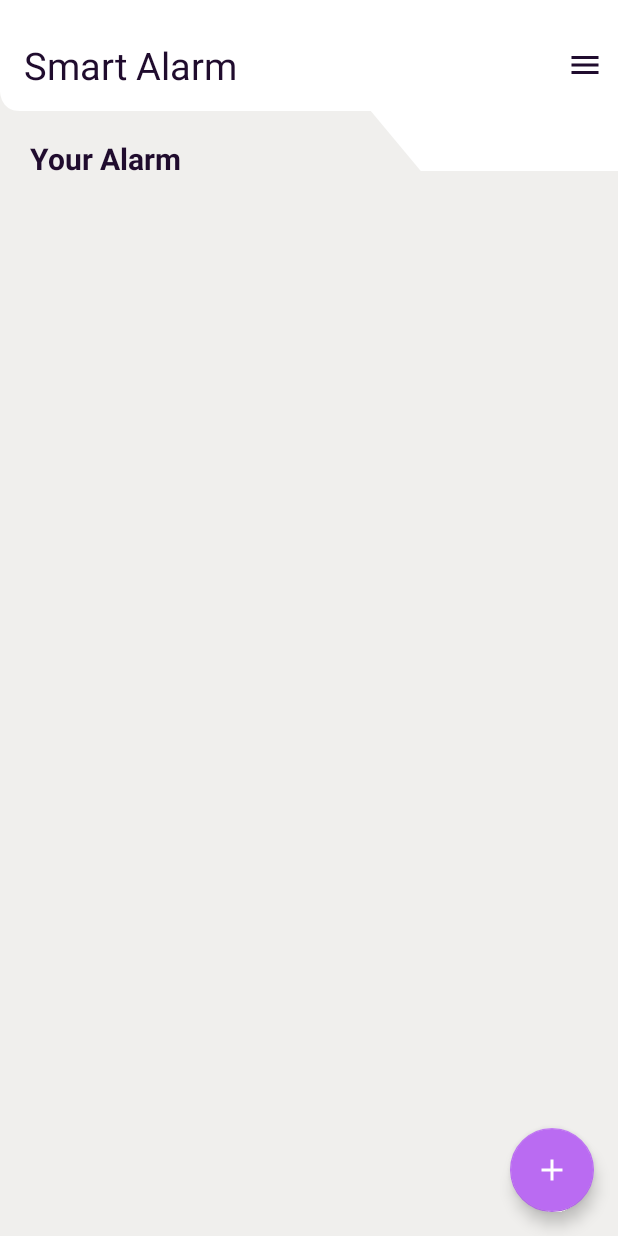
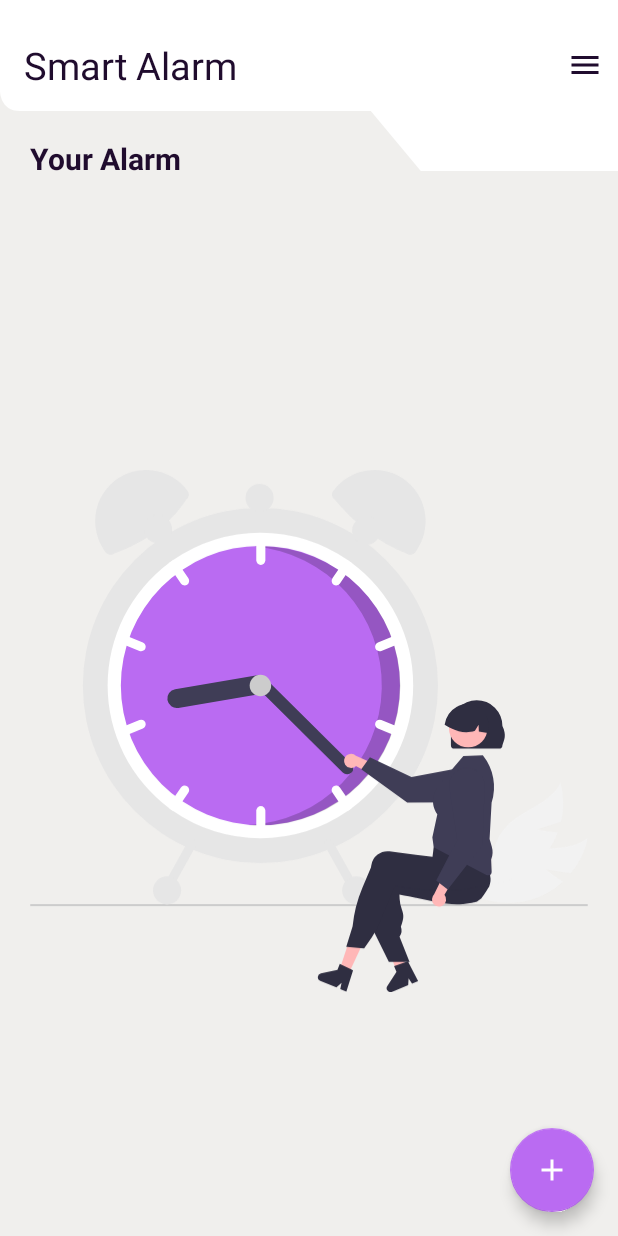
Before and after one commit to Abu-muhab/smart_alarm, an Android app: the screen it shows after launch (MainActivity), on a phone screen of 412 x 824 dp. Run offline under Robolectric (Android 15) with nearby library versions, the light colour scheme and no system bars; our stand-ins replace Room's generated code, data binding.

Commit message:
squashed some bugs

```diff
--- /dev/null
+++ b/app/src/main/res/drawable/ic_undraw_time_management_re_tk5w.xml
@@ -0,0 +1,140 @@
+<vector xmlns:android="http://schemas.android.com/apk/res/android"
+    android:width="675.67004dp"
+    android:height="631.9469dp"
+    android:viewportWidth="675.67004"
+    android:viewportHeight="631.9469">
+  <path
+      android:pathData="M624.592,483.458l30.311,4.737a98.985,98.985 0,0 0,20.604 -42.939c-22.164,18.143 -55.869,8.502 -82.745,18.407A59.54,59.54 0,0 0,557.142 501.006L542.329,516.944A99.77,99.77 0,0 0,625.74 512.351a96.372,96.372 0,0 0,19.64 -14.099C634.774,491.574 624.592,483.458 624.592,483.458Z"
+      android:fillColor="#f2f2f2"/>
+  <path
+      android:pathData="M613.831,434.981l29.242,-9.278a98.985,98.985 0,0 0,-0.708 -47.621c-11.746,26.123 -46.214,32.526 -65.851,53.377a59.54,59.54 0,0 0,-15.227 49.31l-6.151,20.871a99.77,99.77 0,0 0,72.609 -41.31,96.373 96.373,0 0,0 11.291,-21.379C626.565,437.703 613.831,434.981 613.831,434.981Z"
+      android:fillColor="#f2f2f2"/>
+  <path
+      android:pathData="M675.67,526.598a1.186,1.186 0,0 1,-1.19 1.19L1.19,527.788a1.19,1.19 0,0 1,0 -2.38h673.29A1.187,1.187 0,0 1,675.67 526.598Z"
+      android:fillColor="#ccc"/>
+  <path
+      android:pathData="M278.998,260.866m-215,0a215,215 0,1 1,430 0a215,215 0,1 1,-430 0"
+      android:fillColor="#e6e6e6"/>
+  <path
+      android:pathData="M463.998,260.866a184.744,184.744 0,0 1,-74.67 148.51c-1.55,1.16 -3.13,2.29 -4.72,3.39a185.031,185.031 0,0 1,-211.22 0c-1.59,-1.1 -3.17,-2.23 -4.72,-3.39a185.02,185.02 0,0 1,0 -297.02c1.55,-1.16 3.13,-2.29 4.72,-3.39a185.031,185.031 0,0 1,211.22 0c1.59,1.1 3.17,2.23 4.72,3.39A184.744,184.744 0,0 1,463.998 260.866Z"
+      android:fillColor="#fff"/>
+  <path
+      android:pathData="M278.998,260.866m-169,0a169,169 0,1 1,338 0a169,169 0,1 1,-338 0"
+      android:fillColor="#ba6bf2"/>
+  <path
+      android:fillColor="#FF000000"
+      android:pathData="M279.439,92.338c-2.562,0 -5.108,0.067 -7.642,0.18a168.995,168.995 0,0 1,-7.156 337.168c4.878,0.423 9.811,0.652 14.799,0.652a169,169 0,0 0,0 -338Z"
+      android:strokeAlpha="0.2"
+      android:fillAlpha="0.2"/>
+  <path
+      android:pathData="M279.498,79.866a5.51,5.51 0,0 0,-5.5 5.5v24a5.5,5.5 0,0 0,11 0v-24A5.51,5.51 0,0 0,279.498 79.866Z"
+      android:fillColor="#fff"/>
+  <path
+      android:pathData="M389.328,112.356c-1.55,-1.16 -3.13,-2.29 -4.72,-3.39a5.497,5.497 0,0 0,-4.9 2.39l-13.51,19.83a5.499,5.499 0,0 0,9.09 6.19l13.51,-19.83A5.464,5.464 0,0 0,389.328 112.356Z"
+      android:fillColor="#fff"/>
+  <path
+      android:pathData="M450.708,202.776a5.493,5.493 0,0 0,-7.16 -3.02l-22.24,9.03a5.499,5.499 0,0 0,4.14 10.19l22.24,-9.03A5.512,5.512 0,0 0,450.708 202.776Z"
+      android:fillColor="#fff"/>
+  <path
+      android:pathData="M191.798,131.186l-13.51,-19.83a5.497,5.497 0,0 0,-4.9 -2.39c-1.59,1.1 -3.17,2.23 -4.72,3.39a5.464,5.464 0,0 0,0.53 5.19l13.51,19.83a5.499,5.499 0,0 0,9.09 -6.19Z"
+      android:fillColor="#fff"/>
+  <path
+      android:pathData="M136.688,208.786l-22.24,-9.03a5.499,5.499 0,0 0,-4.14 10.19l22.24,9.03a5.499,5.499 0,0 0,4.14 -10.19Z"
+      android:fillColor="#fff"/>
+  <path
+      android:pathData="M279.498,406.866a5.51,5.51 0,0 0,-5.5 5.5v24a5.5,5.5 0,0 0,11 0v-24A5.51,5.51 0,0 0,279.498 406.866Z"
+      android:fillColor="#fff"/>
+  <path
+      android:pathData="M388.798,404.186l-13.51,-19.83a5.499,5.499 0,1 0,-9.09 6.19l13.51,19.83a5.497,5.497 0,0 0,4.9 2.39c1.59,-1.1 3.17,-2.23 4.72,-3.39A5.464,5.464 0,0 0,388.798 404.186Z"
+      android:fillColor="#fff"/>
+  <path
+      android:pathData="M447.688,311.786l-22.24,-9.03a5.499,5.499 0,0 0,-4.14 10.19l22.24,9.03a5.499,5.499 0,0 0,4.14 -10.19Z"
+      android:fillColor="#fff"/>
+  <path
+      android:pathData="M190.348,382.906a5.5,5.5 0,0 0,-7.64 1.45l-13.51,19.83a5.464,5.464 0,0 0,-0.53 5.19c1.55,1.16 3.13,2.29 4.72,3.39a5.497,5.497 0,0 0,4.9 -2.39l13.51,-19.83A5.498,5.498 0,0 0,190.348 382.906Z"
+      android:fillColor="#fff"/>
+  <path
+      android:pathData="M139.708,305.776a5.493,5.493 0,0 0,-7.16 -3.02l-22.24,9.03a5.499,5.499 0,0 0,4.14 10.19l22.24,-9.03A5.512,5.512 0,0 0,139.708 305.776Z"
+      android:fillColor="#fff"/>
+  <path
+      android:pathData="M286.634,258.137a11.513,11.513 0,0 1,-9.409 13.266l-97.598,16.601a11.5,11.5 0,0 1,-3.857 -22.674l97.598,-16.601A11.513,11.513 0,0 1,286.634 258.137Z"
+      android:fillColor="#3f3d56"/>
+  <path
+      android:pathData="M389.353,366.268a7.508,7.508 0,0 1,-10.607 0.042l-105.063,-104.239a7.5,7.5 0,0 1,10.565 -10.648l105.063,104.239A7.508,7.508 0,0 1,389.353 366.268Z"
+      android:fillColor="#3f3d56"/>
+  <path
+      android:pathData="M278.998,260.866m-13,0a13,13 0,1 1,26 0a13,13 0,1 1,-26 0"
+      android:fillColor="#ccc"/>
+  <path
+      android:pathData="M189.454,35.445c-19.955,31.372 -50.401,52.193 -87.95,65.87a7.059,7.059 0,0 1,-9.882 -1.418l0,0c-20.396,-27.232 -15.791,-66.153 11.128,-86.962a62.068,62.068 0,0 1,87.558 11.875l0.564,0.753A7.059,7.059 0,0 1,189.454 35.445Z"
+      android:fillColor="#e6e6e6"/>
+  <path
+      android:pathData="M367.687,24.81a62.068,62.068 0,0 1,87.558 -11.875c26.918,20.809 31.524,59.729 11.128,86.962l0,0a7.059,7.059 0,0 1,-9.882 1.418c-34.857,-13.345 -63.442,-36.439 -87.95,-65.87a7.059,7.059 0,0 1,-1.418 -9.882Z"
+      android:fillColor="#e6e6e6"/>
+  <path
+      android:pathData="M358.941,447.134a5.51,5.51 0,0 0,-2.114 7.485l31.742,56.723a5.5,5.5 0,0 0,9.599 -5.372l-31.742,-56.723A5.51,5.51 0,0 0,358.941 447.134Z"
+      android:fillColor="#e6e6e6"/>
+  <path
+      android:pathData="M191.569,449.248 L159.827,505.97a5.5,5.5 0,0 0,9.599 5.372l31.742,-56.723a5.5,5.5 0,1 0,-9.599 -5.372Z"
+      android:fillColor="#e6e6e6"/>
+  <path
+      android:pathData="M394.998,508.866m-17,0a17,17 0,1 1,34 0a17,17 0,1 1,-34 0"
+      android:fillColor="#e6e6e6"/>
+  <path
+      android:pathData="M406.998,73.866m-17,0a17,17 0,1 1,34 0a17,17 0,1 1,-34 0"
+      android:fillColor="#e6e6e6"/>
+  <path
+      android:pathData="M277.998,33.866m-17,0a17,17 0,1 1,34 0a17,17 0,1 1,-34 0"
+      android:fillColor="#e6e6e6"/>
+  <path
+      android:pathData="M154.998,71.866m-17,0a17,17 0,1 1,34 0a17,17 0,1 1,-34 0"
+      android:fillColor="#e6e6e6"/>
+  <path
+      android:pathData="M165.998,508.866m-17,0a17,17 0,1 1,34 0a17,17 0,1 1,-34 0"
+      android:fillColor="#e6e6e6"/>
+  <path
+      android:pathData="M381.663,356.707a8.516,8.516 0,0 0,12.95 1.677l26.676,14.293 -1.431,-15.661L394.746,345.843a8.562,8.562 0,0 0,-13.083 10.863Z"
+      android:fillColor="#ffb7b7"/>
+  <path
+      android:pathData="M401.099,362.172l10.453,-14.43 50.36,23.807 62.667,-11.758a21.471,21.471 0,0 1,25.43 21.063h0a21.494,21.494 0,0 1,-21.431 21.51l-71.816,0.133Z"
+      android:fillColor="#3f3d56"/>
+  <path
+      android:pathData="M384.999,611.399l-10.577,-5.058l14.529,-44.208l15.609,7.466l-19.561,41.8z"
+      android:fillColor="#ffb7b7"/>
+  <path
+      android:pathData="M455.905,604.272c-0.769,0.482 -1.538,0.956 -2.315,1.43 -1.546,0.948 -3.107,1.88 -4.669,2.797 -0.785,0.458 -1.577,0.917 -2.362,1.367v0.023l-0.047,0.008 -0.016,0.008 -1.196,0.295 -1.717,-4.537 -0.792,-2.09 -1.119,-2.96 -2.051,-5.415 -10.799,-28.511 16.788,-4.141 0.629,2.572h0.008l0.311,1.274 5.865,23.788 1.196,4.863 0.039,0.148 0.722,2.905 0.622,2.517 0.691,2.812Z"
+      android:fillColor="#ffb7b7"/>
+  <path
+      android:pathData="M556.053,504.147c-1.064,1.709 -2.152,3.41 -3.247,5.096q-3.053,4.708 -6.269,9.276c0,0.008 -0.008,0.008 -0.016,0.016a21.934,21.934 0,0 1,-4.117 3.007c-0.062,0.047 -0.132,0.078 -0.194,0.116a15.18,15.18 0,0 1,-3.465 1.391c-0.435,0.109 -0.878,0.218 -1.313,0.326 -1.569,0.373 -3.123,0.691 -4.669,0.971 -2.75,0.489 -5.469,0.839 -8.173,1.057 -0.218,0.023 -0.435,0.039 -0.653,0.054 -11.117,0.816 -21.939,-0.497 -33.235,-2.649 -5.578,-1.057 -11.272,-2.323 -17.169,-3.636 -1.927,-0.435 -3.861,-0.862 -5.819,-1.29 -0.148,-0.031 -0.303,-0.07 -0.458,-0.101 -2.797,-0.614 -5.64,-1.22 -8.553,-1.818 -3.667,-0.754 -7.45,-1.484 -11.381,-2.175l0.28,5.539a41.689,41.689 0,0 0,2.626 12.453c1.678,4.91 3.007,8.794 0.202,16.881l-1.352,3.915a13.372,13.372 0,0 1,-1.375 11.832l-0.272,0.412 11.272,28.519 0.73,1.849h-5.772l-7.101,0.008L434.527,595.197l-17.363,-34.835 -0.831,-1.663v-0.085l1.795,-66.943c0.023,-0.59 0.07,-1.189 0.148,-1.779a20.353,20.353 0,0 1,7.745 -13.704,19.6 19.6,0 0,1 14.597,-3.993l5.943,0.769 12.143,1.569 8.553,1.111 0.171,0.023 25.225,3.263 1.81,-7.38 0.334,-0.124 10.62,-3.892 36.731,-13.463 0.093,-0.031 2.416,-0.886 0.287,0.466c0.085,0.14 0.171,0.28 0.249,0.42a71.999,71.999 0,0 1,5.803 13.471,211.477 211.477,0 0,1 6.098,23.283q0.105,0.513 0.186,0.932l0.023,0.085c0.023,0.132 0.039,0.218 0.047,0.241C558.198,495.578 557.607,499.882 556.053,504.147Z"
+      android:fillColor="#2f2e41"/>
+  <path
+      android:pathData="M557.604,479.477c-0.117,-0.497 -0.264,-1.002 -0.419,-1.492a106.29,106.29 0,0 0,-4.304 -10.892c-1.833,-4.04 -4.032,-8.367 -6.65,-13.051q-1.899,-3.403 -4.086,-7.077 -1.095,-1.841 -2.276,-3.752a1.972,1.972 0,0 0,-0.101 -0.171l-0.225,-0.373 -36.342,4.863 -13.533,1.81 -0.808,6.743 -0.194,1.67c-0.008,0 -0.008,0 0,0.008l-0.544,4.552v0.008l-0.722,6.013 -0.062,-0.008 -20.082,-2.603 -20.696,-2.68 -11.117,-1.437a19.588,19.588 0,0 0,-14.597 3.993,20.363 20.363,0 0,0 -7.745,13.704c-0.07,0.544 -0.117,1.103 -0.14,1.655l-10.488,24.852a160.343,160.343 0,0 0,-11.855 46.643l-7.691,24.588 1.095,0.101 16.299,1.515 4.304,0.404 9.478,-13.836c1.08,-1.577 2.105,-3.201 3.061,-4.863a73.861,73.861 0,0 0,4.187 -8.421l20.502,-48.788q2.377,0.408 4.708,0.777 10.779,1.748 20.696,2.851c21.496,2.401 40.11,2.587 56.681,0.552q6.98,-0.851 13.494,-2.237 2.389,-0.501 4.716,-1.08c0.365,-0.085 0.722,-0.171 1.08,-0.264a19.825,19.825 0,0 0,13.867 -12.958A20.228,20.228 0,0 0,557.604 479.477Z"
+      android:fillColor="#2f2e41"/>
+  <path
+      android:pathData="M388.377,604.18l-11.443,-5.485 -1.795,-0.862 -2.867,7.038 -20.012,4.405a4.748,4.748 0,0 0,-0.777 9.035l19.554,7.979 6.207,-5.586 -1.523,7.497 7.365,3.007 8.072,-25.691Z"
+      android:fillColor="#2f2e41"/>
+  <path
+      android:pathData="M458.703,593.34l0.731,1.849l-0.731,0l0,-1.849z"
+      android:fillColor="#2f2e41"/>
+  <path
+      android:pathData="M454.718,595.584 L442.727,599.738l-1.882,0.65 2.915,7.018 -11.121,17.211a4.748,4.748 0,0 0,5.805 6.967l19.508,-8.089 0.48,-8.337 4.193,6.398 7.349,-3.046 -12.341,-23.935Z"
+      android:fillColor="#2f2e41"/>
+  <path
+      android:pathData="M554.613,490.732a4.404,4.404 0,0 1,-2.043 -0.507l-63.274,-33.063 -0.731,-2.993 -1.378,-9.472 0.019,-0.089 6.018,-27.743c-0.11,-0.238 -0.341,-0.629 -0.601,-1.07 -2.687,-4.552 -10.862,-18.405 4.741,-37.48l27.396,-31.939 23.513,-1.012 0.268,0.338A61.242,61.242 0,0 1,558.95 402.59l-2.448,44.217 2.626,8.93a24.639,24.639 0,0 1,-0.722 15.944l0.602,14.459a4.417,4.417 0,0 1,-4.395 4.592Z"
+      android:fillColor="#3f3d56"/>
+  <path
+      android:pathData="M499.727,527.198a8.516,8.516 0,0 0,2.126 -12.884L517.066,488.151l-15.702,0.885 -12.039,24.708a8.562,8.562 0,0 0,10.402 13.453Z"
+      android:fillColor="#ffb7b7"/>
+  <path
+      android:pathData="M505.866,507.963l-14.057,-10.949 25.544,-49.501L507.781,384.475a21.471,21.471 0,0 1,21.934 -24.682h0a21.494,21.494 0,0 1,20.752 22.166l-2.365,71.777Z"
+      android:fillColor="#3f3d56"/>
+  <path
+      android:pathData="M509.677,333.104L509.677,309.837a31.177,31.177 0,1 1,62.354 -0.04v0.04c5.495,11.451 2.057,16.895 0,23.267a4.193,4.193 0,0 1,-4.186 4.186L513.865,337.29A4.193,4.193 0,0 1,509.677 333.104Z"
+      android:fillColor="#2f2e41"/>
+  <path
+      android:pathData="M530.632,312.441m-23.337,0a23.337,23.337 0,1 1,46.674 0a23.337,23.337 0,1 1,-46.674 0"
+      android:fillColor="#ffb7b7"/>
+  <path
+      android:pathData="M555.055,318.559c-0.212,-0.033 -0.423,-0.078 -0.635,-0.111 -3.64,-0.646 -7.28,-1.28 -10.91,-1.937l-0.334,-8.227 -4.397,7.369c-10.03,3.329 -19.415,1.447 -28.242,-2.705a79.737,79.737 0,0 1,-8.461 -4.664,30.927 30.927,0 0,1 15.196,-21.886c0.334,-0.189 0.657,-0.356 0.991,-0.523a0.011,0.011 0,0 0,0.011 -0.011c0.568,-0.267 1.147,-0.523 1.726,-0.757a25.707,25.707 0,0 1,26.985 5.232C554.109,297.141 557.315,308.373 555.055,318.559Z"
+      android:fillColor="#2f2e41"/>
+</vector>
--- a/app/src/main/res/layout/fragment_alarms.xml
+++ b/app/src/main/res/layout/fragment_alarms.xml
@@ -5,6 +5,8 @@
     tools:context=".fragments.AlarmsFragment">
 
     <data>
+
+        <import type="android.view.View" />
 
         <variable
             name="viewModel"
@@ -62,6 +64,19 @@
                 android:textStyle="bold" />
         </com.abumuhab.smartalarm.FolderCutLinearLayout>
 
+
+        <ImageView
+            android:layout_width="match_parent"
+            android:layout_height="0dp"
+            android:background="@color/lightGrey"
+            android:paddingStart="20dp"
+            android:paddingEnd="20dp"
+            android:src="@drawable/ic_undraw_time_management_re_tk5w"
+            android:visibility="@{viewModel.alarms.size()==0?View.VISIBLE:View.GONE}"
+            app:layout_constraintBottom_toBottomOf="parent"
+            app:layout_constraintTop_toBottomOf="@+id/alarmHeader"
+            tools:visibility="gone" />
+
         <androidx.recyclerview.widget.RecyclerView
             android:id="@+id/alarmsRecyclerView"
             android:layout_width="match_parent"
@@ -69,6 +84,7 @@
             android:background="@color/lightGrey"
             android:paddingStart="20dp"
             android:paddingEnd="20dp"
+            android:visibility="@{viewModel.alarms.size()>0?View.VISIBLE:View.GONE}"
             app:layoutManager="androidx.recyclerview.widget.LinearLayoutManager"
             app:layout_constraintBottom_toBottomOf="parent"
             app:layout_constraintTop_toBottomOf="@+id/alarmHeader" />
```
